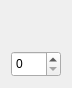
First picture: the form in ui/ColorStop.ui, repository Fefedu973/OpenRGBVisualMapPlugin, before the edit.
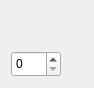
Second picture: the form after the edit. Custom widgets are drawn as their Qt base class.

Commit message: Review bottom bar layout + add remove color stop button

Patch:
```diff
--- a/ui/ColorStop.ui
+++ b/ui/ColorStop.ui
@@ -6,7 +6,7 @@
    <rect>
     <x>0</x>
     <y>0</y>
-    <width>70</width>
+    <width>92</width>
     <height>86</height>
    </rect>
   </property>
@@ -84,6 +84,56 @@
        </property>
       </widget>
      </item>
+     <item row="0" column="0">
+      <widget class="ColorPicker" name="color_picker" native="true">
+       <property name="sizePolicy">
+        <sizepolicy hsizetype="Fixed" vsizetype="Fixed">
+         <horstretch>0</horstretch>
+         <verstretch>0</verstretch>
+        </sizepolicy>
+       </property>
+       <property name="minimumSize">
+        <size>
+         <width>50</width>
+         <height>34</height>
+        </size>
+       </property>
+       <property name="maximumSize">
+        <size>
+         <width>50</width>
+         <height>34</height>
+        </size>
+       </property>
+      </widget>
+     </item>
+     <item row="0" column="1">
+      <widget class="QPushButton" name="remove_button">
+       <property name="sizePolicy">
+        <sizepolicy hsizetype="Fixed" vsizetype="Fixed">
+         <horstretch>0</horstretch>
+         <verstretch>0</verstretch>
+        </sizepolicy>
+       </property>
+       <property name="minimumSize">
+        <size>
+         <width>16</width>
+         <height>16</height>
+        </size>
+       </property>
+       <property name="maximumSize">
+        <size>
+         <width>16</width>
+         <height>16</height>
+        </size>
+       </property>
+       <property name="text">
+        <string/>
+       </property>
+       <property name="flat">
+        <bool>true</bool>
+       </property>
+      </widget>
+     </item>
     </layout>
    </item>
   </layout>
```
Left out of the diff: 22 changed lines with no effect on the pictures. The commit also changes 6 other files.
